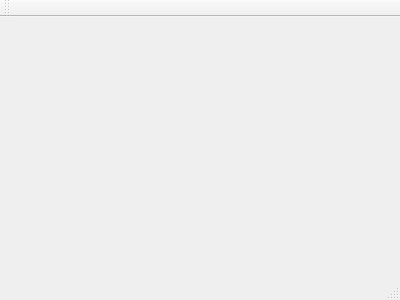
Old version of the form mainwindow.ui in the repository HTLWIENWEST-POS-HEIA/git_test03.
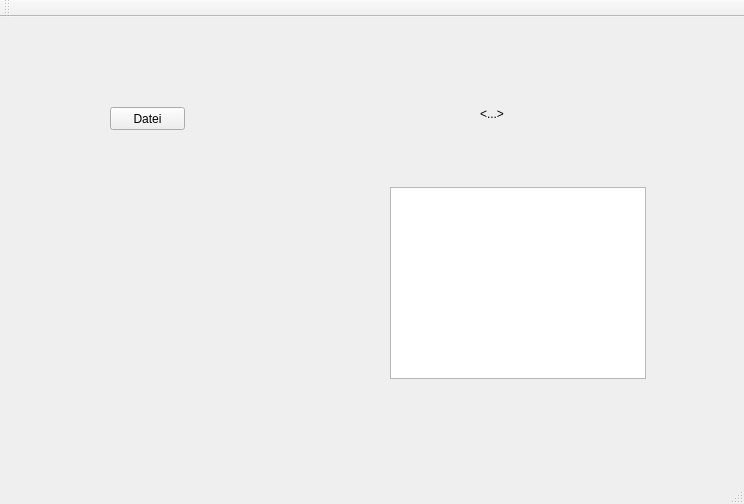
New version of the form.

Commit message: filedialog hinzugefügt

Patch:
```diff
--- a/mainwindow.ui
+++ b/mainwindow.ui
@@ -1,24 +1,76 @@
 <ui version="4.0">
  <class>MainWindow</class>
- <widget class="QMainWindow" name="MainWindow" >
-  <property name="geometry" >
+ <widget class="QMainWindow" name="MainWindow">
+  <property name="geometry">
    <rect>
     <x>0</x>
     <y>0</y>
-    <width>400</width>
-    <height>300</height>
+    <width>744</width>
+    <height>504</height>
    </rect>
   </property>
   <property name="windowTitle" >
    <string>MainWindow</string>
   </property>
-  <widget class="QMenuBar" name="menuBar" />
-  <widget class="QToolBar" name="mainToolBar" />
-  <widget class="QWidget" name="centralWidget" />
-  <widget class="QStatusBar" name="statusBar" />
+  <widget class="QWidget" name="centralWidget">
+   <widget class="QLabel" name="label">
+    <property name="geometry">
+     <rect>
+      <x>480</x>
+      <y>90</y>
+      <width>47</width>
+      <height>13</height>
+     </rect>
+    </property>
+    <property name="text">
+     <string>&lt;...&gt;</string>
+    </property>
+   </widget>
+   <widget class="QGraphicsView" name="graphicsView">
+    <property name="geometry">
+     <rect>
+      <x>390</x>
+      <y>170</y>
+      <width>256</width>
+      <height>192</height>
+     </rect>
+    </property>
+   </widget>
+   <widget class="QPushButton" name="pushButton">
+    <property name="geometry">
+     <rect>
+      <x>110</x>
+      <y>90</y>
+      <width>75</width>
+      <height>23</height>
+     </rect>
+    </property>
+    <property name="text">
+     <string>Datei</string>
+    </property>
+   </widget>
+  </widget>
+  <widget class="QMenuBar" name="menuBar">
+   <property name="geometry">
+    <rect>
+     <x>0</x>
+     <y>0</y>
+     <width>744</width>
+     <height>21</height>
+    </rect>
+   </property>
+  </widget>
+  <widget class="QToolBar" name="mainToolBar">
+   <attribute name="toolBarArea">
+    <enum>TopToolBarArea</enum>
+   </attribute>
+   <attribute name="toolBarBreak">
+    <bool>false</bool>
+   </attribute>
+  </widget>
+  <widget class="QStatusBar" name="statusBar"/>
  </widget>
- <layoutDefault spacing="6" margin="11" />
- <pixmapfunction></pixmapfunction>
+ <layoutdefault spacing="6" margin="11"/>
  <resources/>
  <connections/>
 </ui>
```
Left out of the diff: 3 changed lines with no effect on the pictures. The commit also changes 2 other files.
